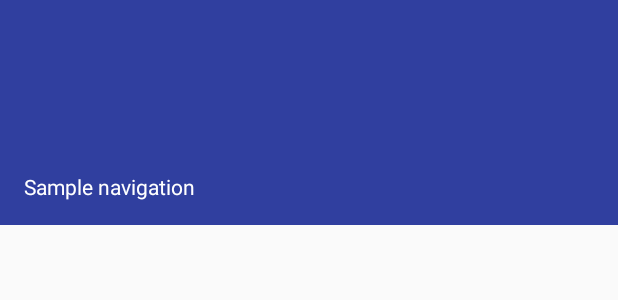
After one commit to ThuyHien261195/KotlinExample, an Android app: the layout header_nav_layout.xml on its own in the app's theme, with its tools: preview values and no code run, on a phone screen of 412 x 824 dp. The commit adds this screen. Shown: the top 300 px of the screen. Run offline under Robolectric (Android 15) with nearby library versions, the phone set to English and light mode, and no system bars.

Commit message:
Update main activity with navigation view

```diff
--- /dev/null
+++ b/app/src/main/res/layout/header_nav_layout.xml
@@ -0,0 +1,16 @@
+<?xml version="1.0" encoding="utf-8"?>
+<LinearLayout xmlns:android="http://schemas.android.com/apk/res/android"
+    android:layout_width="match_parent"
+    android:layout_height="@dimen/nav_header_height"
+    android:background="?attr/colorPrimaryDark"
+    android:padding="16dp"
+    android:theme="@style/ThemeOverlay.AppCompat.Dark"
+    android:orientation="vertical"
+    android:gravity="bottom">
+
+    <TextView
+        android:layout_width="match_parent"
+        android:layout_height="wrap_content"
+        android:text="@string/sample_navigation"
+        android:textAppearance="@style/TextAppearance.AppCompat.Body1"/>
+</LinearLayout>
```
Also changed, not shown: app/src/main/java/com/example/thuyhien/kotlinrxjava/dagger/module/MainModule.kt (added, +17 -0 lines), app/src/main/java/com/example/thuyhien/kotlinrxjava/ui/activity/MainActivity.kt (+26 -48 lines), app/src/main/java/com/example/thuyhien/kotlinrxjava/view/MainView.kt (added, +8 -0 lines), app/src/main/res/layout/activity_main.xml (+26 -13 lines), app/src/main/res/menu/navigation_menu.xml (added, +14 -0 lines).
